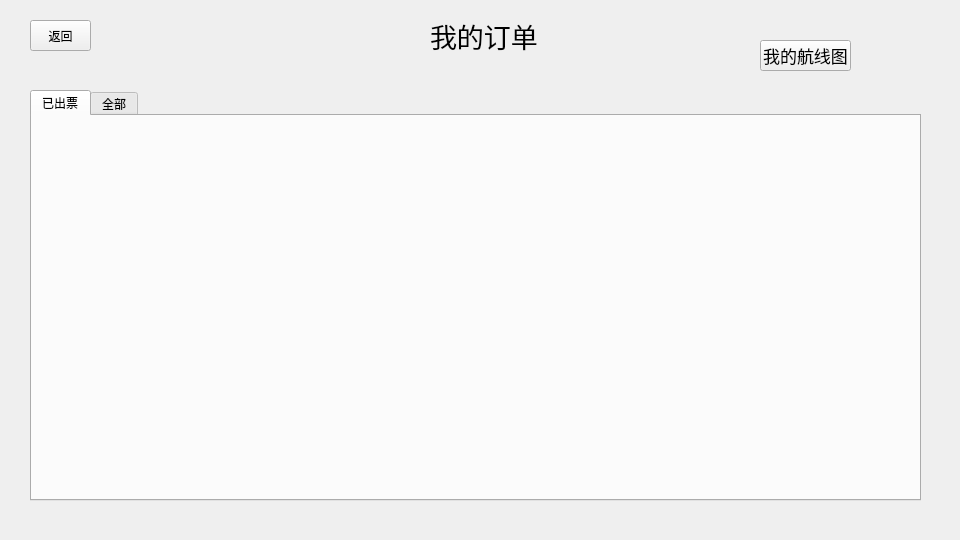
Before: the Qt Designer form ui/userpage.ui in delete3GM/Flight-Booking-System, drawn with Qt 5.
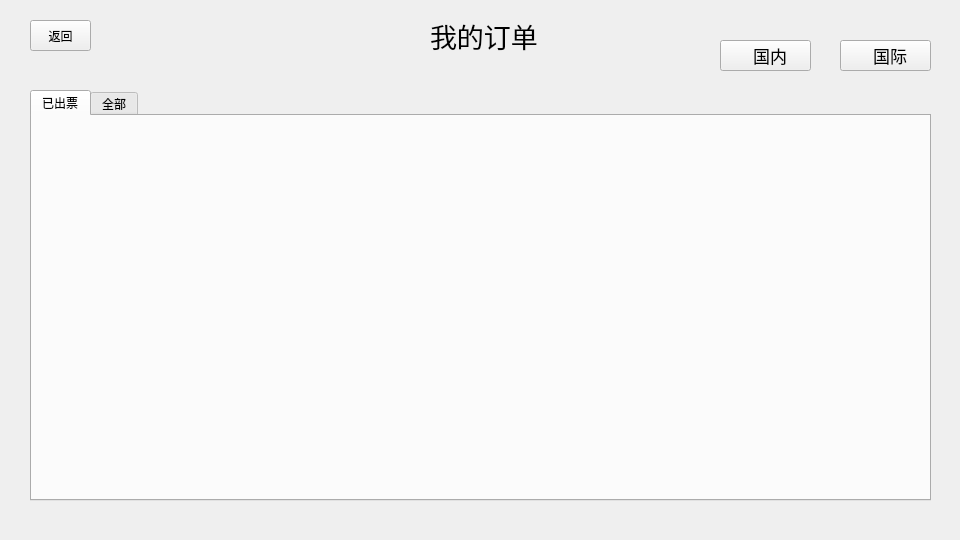
After: the same form once the commit is applied. Icons and pictures are not drawn.

Patch:
```diff
--- a/ui/userpage.ui
+++ b/ui/userpage.ui
@@ -30,7 +30,7 @@
     <rect>
      <x>30</x>
      <y>90</y>
-     <width>891</width>
+     <width>901</width>
      <height>411</height>
     </rect>
    </property>
@@ -84,7 +84,7 @@
   <widget class="QPushButton" name="graphBtn">
    <property name="geometry">
     <rect>
-     <x>760</x>
+     <x>720</x>
      <y>40</y>
      <width>91</width>
      <height>31</height>
@@ -96,7 +96,17 @@
     </font>
    </property>
    <property name="text">
-    <string>我的航线图</string>
+    <string>  国内</string>
+   </property>
+   <property name="icon">
+    <iconset resource="../resources.qrc">
+     <normaloff>:/images/resources/images/earth.png</normaloff>:/images/resources/images/earth.png</iconset>
+   </property>
+   <property name="iconSize">
+    <size>
+     <width>16</width>
+     <height>16</height>
+    </size>
    </property>
   </widget>
   <widget class="QPushButton" name="user2menuBtn">
@@ -130,6 +140,34 @@
     <string>我的订单</string>
    </property>
   </widget>
+  <widget class="QPushButton" name="glbMapBtn">
+   <property name="geometry">
+    <rect>
+     <x>840</x>
+     <y>40</y>
+     <width>91</width>
+     <height>31</height>
+    </rect>
+   </property>
+   <property name="font">
+    <font>
+     <pointsize>13</pointsize>
+    </font>
+   </property>
+   <property name="text">
+    <string>  国际</string>
+   </property>
+   <property name="icon">
+    <iconset resource="../resources.qrc">
+     <normaloff>:/images/resources/images/earth.png</normaloff>:/images/resources/images/earth.png</iconset>
+   </property>
+   <property name="iconSize">
+    <size>
+     <width>16</width>
+     <height>16</height>
+    </size>
+   </property>
+  </widget>
  </widget>
  <resources/>
  <connections/>
```
Left out of the diff: 6 changed lines with no effect on the pictures.
